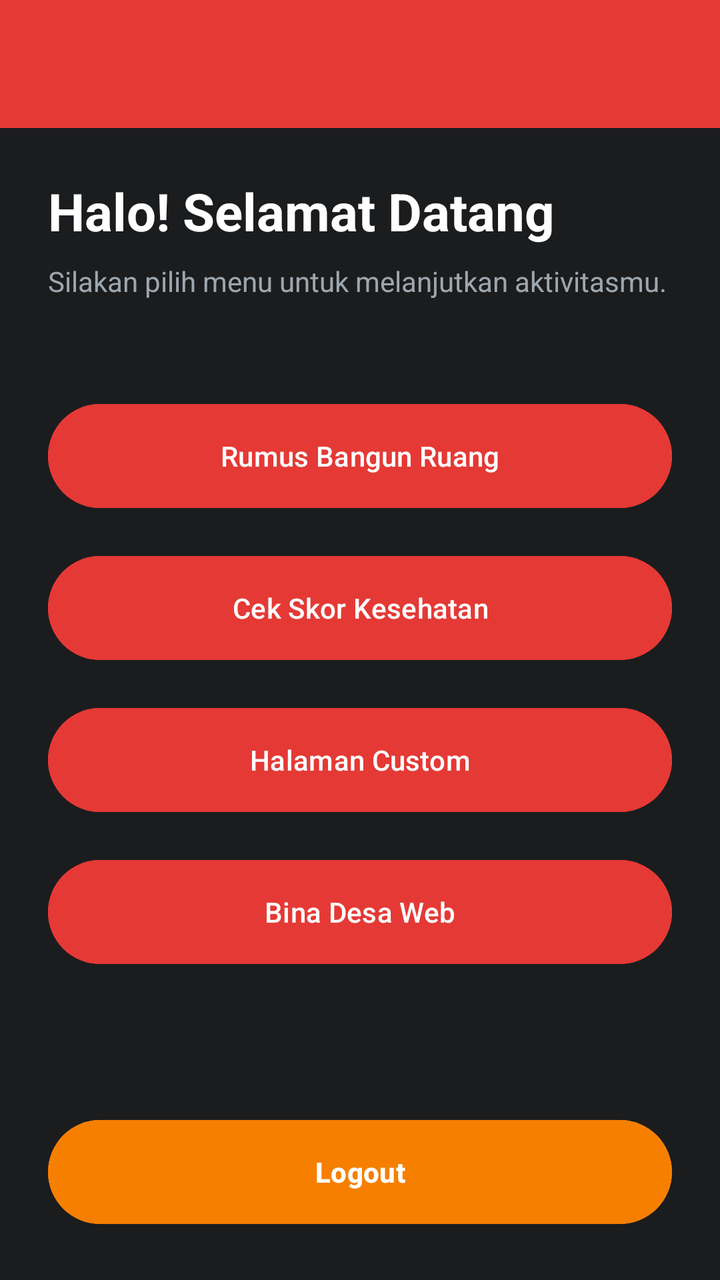
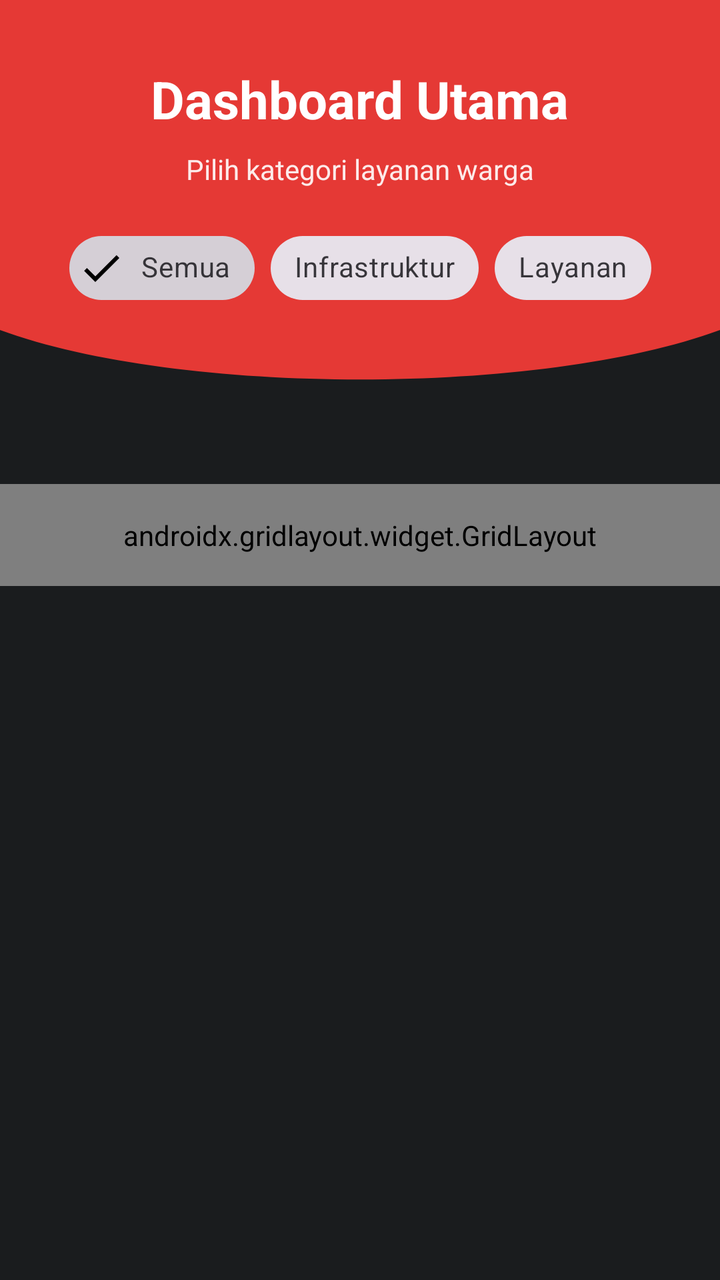

Screens rendered from an Android XML layout before and after an edit, with the pre-edit source and the edit as a unified diff.
<!-- AndroidManifest.xml: application theme Theme.Therehelp -->
<!-- res/layout/fragment_home.xml -->
<?xml version="1.0" encoding="utf-8"?>
<androidx.constraintlayout.widget.ConstraintLayout
    xmlns:android="http://schemas.android.com/apk/res/android"
    xmlns:app="http://schemas.android.com/apk/res-auto"
    android:layout_width="match_parent"
    android:layout_height="match_parent"
    android:background="@color/bina_desa_dark_grey">

    <com.google.android.material.appbar.AppBarLayout
        android:id="@+id/appBarLayout"
        android:layout_width="match_parent"
        android:layout_height="wrap_content"
        app:layout_constraintTop_toTopOf="parent">

        <androidx.appcompat.widget.Toolbar
            android:id="@+id/toolbar"
            android:layout_width="match_parent"
            android:layout_height="?attr/actionBarSize"
            android:background="@color/bina_desa_red"
            app:titleTextColor="@color/white" />
    </com.google.android.material.appbar.AppBarLayout>

    <ScrollView
        android:layout_width="match_parent"
        android:layout_height="0dp"
        android:fillViewport="true"
        app:layout_constraintTop_toBottomOf="@id/appBarLayout"
        app:layout_constraintBottom_toBottomOf="parent">

        <LinearLayout
            android:layout_width="match_parent"
            android:layout_height="wrap_content"
            android:orientation="vertical"
            android:padding="24dp">

            <TextView
                android:id="@+id/tvWelcome"
                android:layout_width="match_parent"
                android:layout_height="wrap_content"
                android:text="@string/judulMain"
                android:textColor="@color/white"
                android:textSize="26sp"
                android:textStyle="bold" />

            <TextView
                android:id="@+id/tvSubWelcome"
                android:layout_width="match_parent"
                android:layout_height="wrap_content"
                android:layout_marginTop="8dp"
                android:text="@string/subjudulMain"
                android:textColor="@color/text_grey"
                android:textSize="14sp"
                android:alpha="0.8" />

            <Button
                android:id="@+id/btnKeKalkulator"
                android:layout_width="match_parent"
                android:layout_height="60dp"
                android:layout_marginTop="48dp"
                android:backgroundTint="@color/bina_desa_red"
                android:text="@string/menu_kalkulator"
                android:textAllCaps="false" />

            <Button
                android:id="@+id/btnKeResult"
                android:layout_width="match_parent"
                android:layout_height="60dp"
                android:layout_marginTop="16dp"
                android:backgroundTint="@color/bina_desa_red"
                android:text="@string/menu_skor"
                android:textAllCaps="false" />

            <Button
                android:id="@+id/btnKeCustom2"
                android:layout_width="match_parent"
                android:layout_height="60dp"
                android:layout_marginTop="16dp"
                android:backgroundTint="@color/bina_desa_red"
                android:text="@string/menu_custom"
                android:textAllCaps="false" />

            <Button
                android:id="@+id/btnWebView"
                android:layout_width="match_parent"
                android:layout_height="60dp"
                android:layout_marginTop="16dp"
                android:backgroundTint="@color/bina_desa_red"
                android:text="Bina Desa Web"
                android:textAllCaps="false" />

            <Space
                android:layout_width="match_parent"
                android:layout_height="0dp"
                android:layout_weight="1"
                android:minHeight="40dp" />

            <Button
                android:id="@+id/btnLogout"
                android:layout_width="match_parent"
                android:layout_height="60dp"
                android:backgroundTint="@color/status_proses"
                android:text="@string/btn_logout"
                android:textAllCaps="false"
                android:textStyle="bold" />

        </LinearLayout>
    </ScrollView>
</androidx.constraintlayout.widget.ConstraintLayout>
<!-- resources referenced by this layout -->
<resources>
  <color name="bina_desa_dark_grey">#1A1C1E</color>
  <color name="bina_desa_red">#E53935</color>
  <color name="status_proses">#F77F00</color>
  <color name="text_grey">#BFC9D1</color>
  <color name="white">#FFFFFFFF</color>
  <string name="btn_logout">Logout</string>
  <string name="judulMain">Halo! Selamat Datang</string>
  <string name="menu_custom">Halaman Custom</string>
  <string name="menu_kalkulator">Rumus Bangun Ruang</string>
  <string name="menu_skor">Cek Skor Kesehatan</string>
  <string name="subjudulMain">Silakan pilih menu untuk melanjutkan aktivitasmu.</string>
  <style name="Theme.Therehelp" parent="Base.Theme.Therehelp" />
  <style name="Base.Theme.Therehelp" parent="Theme.Material3.DayNight.NoActionBar">
          
          
      </style>
</resources>

<!-- the commit's change to res/layout/fragment_home.xml (unified diff, before → after) -->
@@ -6,103 +6,156 @@
     android:layout_height="match_parent"
     android:background="@color/bina_desa_dark_grey">
 
-    <com.google.android.material.appbar.AppBarLayout
-        android:id="@+id/appBarLayout"
+    <View
+        android:id="@+id/background_header"
+        android:layout_width="0dp"
+        android:layout_height="220dp"
+        android:background="@drawable/bg_header_wave"
+        app:layout_constraintStart_toStartOf="parent"
+        app:layout_constraintEnd_toEndOf="parent"
+        app:layout_constraintTop_toTopOf="parent"/>
+
+    <androidx.appcompat.widget.Toolbar
+        android:id="@+id/toolbar"
+        android:layout_width="match_parent"
+        android:layout_height="?attr/actionBarSize"
+        android:background="@android:color/transparent"
+        app:titleTextColor="@color/white"
+        app:layout_constraintTop_toTopOf="parent"
+        app:layout_constraintStart_toStartOf="parent"
+        app:layout_constraintEnd_toEndOf="parent"/>
+
+    <TextView
+        android:id="@+id/tvWelcome"
+        android:layout_width="wrap_content"
+        android:layout_height="wrap_content"
+        android:layout_marginTop="32dp"
+        android:text="Dashboard Utama"
+        android:textColor="@color/white"
+        android:textSize="26sp"
+        android:textStyle="bold"
+        app:layout_constraintStart_toStartOf="parent"
+        app:layout_constraintEnd_toEndOf="parent"
+        app:layout_constraintTop_toTopOf="parent" />
+
+    <TextView
+        android:id="@+id/tvSubWelcome"
+        android:layout_width="wrap_content"
+        android:layout_height="wrap_content"
+        android:layout_marginTop="8dp"
+        android:text="Pilih kategori layanan warga"
+        android:textColor="@color/white"
+        android:textSize="14sp"
+        android:alpha="0.9"
+        app:layout_constraintStart_toStartOf="parent"
+        app:layout_constraintEnd_toEndOf="parent"
+        app:layout_constraintTop_toBottomOf="@+id/tvWelcome" />
+
+    <com.google.android.material.chip.ChipGroup
+        android:id="@+id/chipGroupFilter"
+        android:layout_width="wrap_content"
+        android:layout_height="wrap_content"
+        android:layout_marginTop="16dp"
+        app:layout_constraintStart_toStartOf="parent"
+        app:layout_constraintEnd_toEndOf="parent"
+        app:layout_constraintTop_toBottomOf="@+id/tvSubWelcome"
+        app:singleSelection="true">
+
+        <com.google.android.material.chip.Chip
+            android:id="@+id/chipSemua"
+            style="@style/Widget.MaterialComponents.Chip.Filter"
+            android:layout_width="wrap_content"
+            android:layout_height="wrap_content"
+            android:checked="true"
+            android:text="Semua" />
+
+        <com.google.android.material.chip.Chip
+            android:id="@+id/chipInfrastruktur"
+            style="@style/Widget.MaterialComponents.Chip.Filter"
+            android:layout_width="wrap_content"
+            android:layout_height="wrap_content"
+            android:text="Infrastruktur" />
+
+        <com.google.android.material.chip.Chip
+            android:id="@+id/chipLayanan"
+            style="@style/Widget.MaterialComponents.Chip.Filter"
+            android:layout_width="wrap_content"
+            android:layout_height="wrap_content"
+            android:text="Layanan" />
+    </com.google.android.material.chip.ChipGroup>
+
+    <androidx.gridlayout.widget.GridLayout
         android:layout_width="match_parent"
         android:layout_height="wrap_content"
-        app:layout_constraintTop_toTopOf="parent">
+        android:layout_marginTop="84dp"
+        android:padding="16dp"
+        app:columnCount="2"
+        app:layout_constraintEnd_toEndOf="parent"
+        app:layout_constraintHorizontal_bias="0.0"
+        app:layout_constraintStart_toStartOf="parent"
+        app:layout_constraintTop_toBottomOf="@+id/chipGroupFilter"
+        app:useDefaultMargins="true">
 
-        <androidx.appcompat.widget.Toolbar
-            android:id="@+id/toolbar"
-            android:layout_width="match_parent"
-            android:layout_height="?attr/actionBarSize"
-            android:background="@color/bina_desa_red"
-            app:titleTextColor="@color/white" />
-    </com.google.android.material.appbar.AppBarLayout>
+        <com.google.android.material.button.MaterialButton
+            android:id="@+id/btnKeKalkulator"
+            android:layout_width="0dp"
+            android:layout_height="100dp"
+            android:backgroundTint="@color/bina_desa_red"
+            android:text="Kalkulator"
+            app:cornerRadius="16dp"
+            app:layout_columnWeight="1"
+            app:layout_gravity="fill_horizontal" />
 
-    <ScrollView
-        android:layout_width="match_parent"
-        android:layout_height="0dp"
-        android:fillViewport="true"
-        app:layout_constraintTop_toBottomOf="@id/appBarLayout"
-        app:layout_constraintBottom_toBottomOf="parent">
+        <com.google.android.material.button.MaterialButton
+            android:id="@+id/btnKeResult"
+            android:layout_width="0dp"
+            android:layout_height="100dp"
+            android:backgroundTint="@color/bina_desa_red"
+            android:text="Hasil Skor"
+            app:cornerRadius="16dp"
+            app:layout_columnWeight="1"
+            app:layout_gravity="fill_horizontal" />
 
-        <LinearLayout
-            android:layout_width="match_parent"
-            android:layout_height="wrap_content"
-            android:orientation="vertical"
-            android:padding="24dp">
+        <com.google.android.material.button.MaterialButton
+            android:id="@+id/btnKeCustom2"
+            android:layout_width="0dp"
+            android:layout_height="100dp"
+            android:backgroundTint="@color/bina_desa_red"
+            android:text="Custom View"
+            app:cornerRadius="16dp"
+            app:layout_columnWeight="1"
+            app:layout_gravity="fill_horizontal" />
 
-            <TextView
-                android:id="@+id/tvWelcome"
-                android:layout_width="match_parent"
-                android:layout_height="wrap_content"
-                android:text="@string/judulMain"
-                android:textColor="@color/white"
-                android:textSize="26sp"
-                android:textStyle="bold" />
+        <com.google.android.material.button.MaterialButton
+            android:id="@+id/btnWebView"
+            android:layout_width="0dp"
+            android:layout_height="100dp"
+            android:backgroundTint="@color/bina_desa_red"
+            android:text="Bina Desa Web"
+            app:cornerRadius="16dp"
+            app:layout_columnWeight="1"
+            app:layout_gravity="fill_horizontal" />
 
-            <TextView
-                android:id="@+id/tvSubWelcome"
-                android:layout_width="match_parent"
-                android:layout_height="wrap_content"
-                android:layout_marginTop="8dp"
-                android:text="@string/subjudulMain"
-                android:textColor="@color/text_grey"
-                android:textSize="14sp"
-                android:alpha="0.8" />
+        <com.google.android.material.button.MaterialButton
+            android:id="@+id/btnBantuan"
+            android:layout_width="0dp"
+            android:layout_height="100dp"
+            android:backgroundTint="@color/bina_desa_red"
+            android:text="Pusat Bantuan"
+            app:cornerRadius="16dp"
+            app:layout_columnWeight="1"
+            app:layout_gravity="fill_horizontal" />
 
-            <Button
-                android:id="@+id/btnKeKalkulator"
-                android:layout_width="match_parent"
-                android:layout_height="60dp"
-                android:layout_marginTop="48dp"
-                android:backgroundTint="@color/bina_desa_red"
-                android:text="@string/menu_kalkulator"
-                android:textAllCaps="false" />
+        <com.google.android.material.button.MaterialButton
+            android:id="@+id/btnLogout"
+            android:layout_width="0dp"
+            android:layout_height="100dp"
+            android:backgroundTint="@color/status_proses"
+            android:text="Logout"
+            app:cornerRadius="16dp"
+            app:layout_columnWeight="1"
+            app:layout_gravity="fill_horizontal" />
 
-            <Button
-                android:id="@+id/btnKeResult"
-                android:layout_width="match_parent"
-                android:layout_height="60dp"
-                android:layout_marginTop="16dp"
-                android:backgroundTint="@color/bina_desa_red"
-                android:text="@string/menu_skor"
-                android:textAllCaps="false" />
+    </androidx.gridlayout.widget.GridLayout>
 
-            <Button
-                android:id="@+id/btnKeCustom2"
-                android:layout_width="match_parent"
-                android:layout_height="60dp"
-                android:layout_marginTop="16dp"
-                android:backgroundTint="@color/bina_desa_red"
-                android:text="@string/menu_custom"
-                android:textAllCaps="false" />
-
-            <Button
-                android:id="@+id/btnWebView"
-                android:layout_width="match_parent"
-                android:layout_height="60dp"
-                android:layout_marginTop="16dp"
-                android:backgroundTint="@color/bina_desa_red"
-                android:text="Bina Desa Web"
-                android:textAllCaps="false" />
-
-            <Space
-                android:layout_width="match_parent"
-                android:layout_height="0dp"
-                android:layout_weight="1"
-                android:minHeight="40dp" />
-
-            <Button
-                android:id="@+id/btnLogout"
-                android:layout_width="match_parent"
-                android:layout_height="60dp"
-                android:backgroundTint="@color/status_proses"
-                android:text="@string/btn_logout"
-                android:textAllCaps="false"
-                android:textStyle="bold" />
-
-        </LinearLayout>
-    </ScrollView>
 </androidx.constraintlayout.widget.ConstraintLayout>
<!-- resource entries referenced after the edit -->
@@ -3,14 +3,24 @@
   <color name="bina_desa_dark_grey">#1A1C1E</color>
   <color name="bina_desa_red">#E53935</color>
   <color name="status_proses">#F77F00</color>
-  <color name="text_grey">#BFC9D1</color>
   <color name="white">#FFFFFFFF</color>
-  <string name="btn_logout">Logout</string>
-  <string name="judulMain">Halo! Selamat Datang</string>
-  <string name="menu_custom">Halaman Custom</string>
-  <string name="menu_kalkulator">Rumus Bangun Ruang</string>
-  <string name="menu_skor">Cek Skor Kesehatan</string>
-  <string name="subjudulMain">Silakan pilih menu untuk melanjutkan aktivitasmu.</string>
+  <!-- drawable bg_header_wave (drawable) -->
+  <vector xmlns:android="http://schemas.android.com/apk/res/android"
+      android:width="100dp"
+      android:height="100dp"
+      android:viewportWidth="100"
+      android:viewportHeight="100">
+      <path
+          android:fillColor="@color/bina_desa_red"
+          android:pathData="
+              M0,0
+              L100,0
+              L100,75
+              C 75,90
+                25,90
+                0,75
+              Z" />
+  </vector>
   <style name="Theme.Therehelp" parent="Base.Theme.Therehelp" />
   <style name="Base.Theme.Therehelp" parent="Theme.Material3.DayNight.NoActionBar">
           
